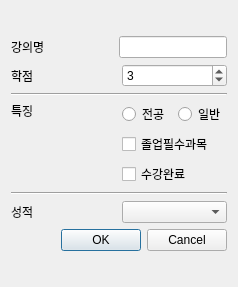
uyu423/Project_JolUp, file LectureAdd.ui: the form before one commit.
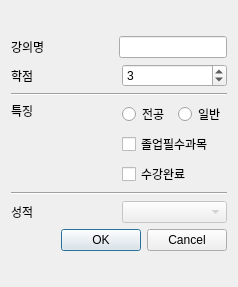
The form after the commit.

Patch:
```diff
--- a/LectureAdd.ui
+++ b/LectureAdd.ui
@@ -149,7 +149,7 @@
          <item>
           <widget class="QComboBox" name="comboBox_Grade">
            <property name="enabled">
-            <bool>true</bool>
+            <bool>false</bool>
            </property>
           </widget>
          </item>
```
